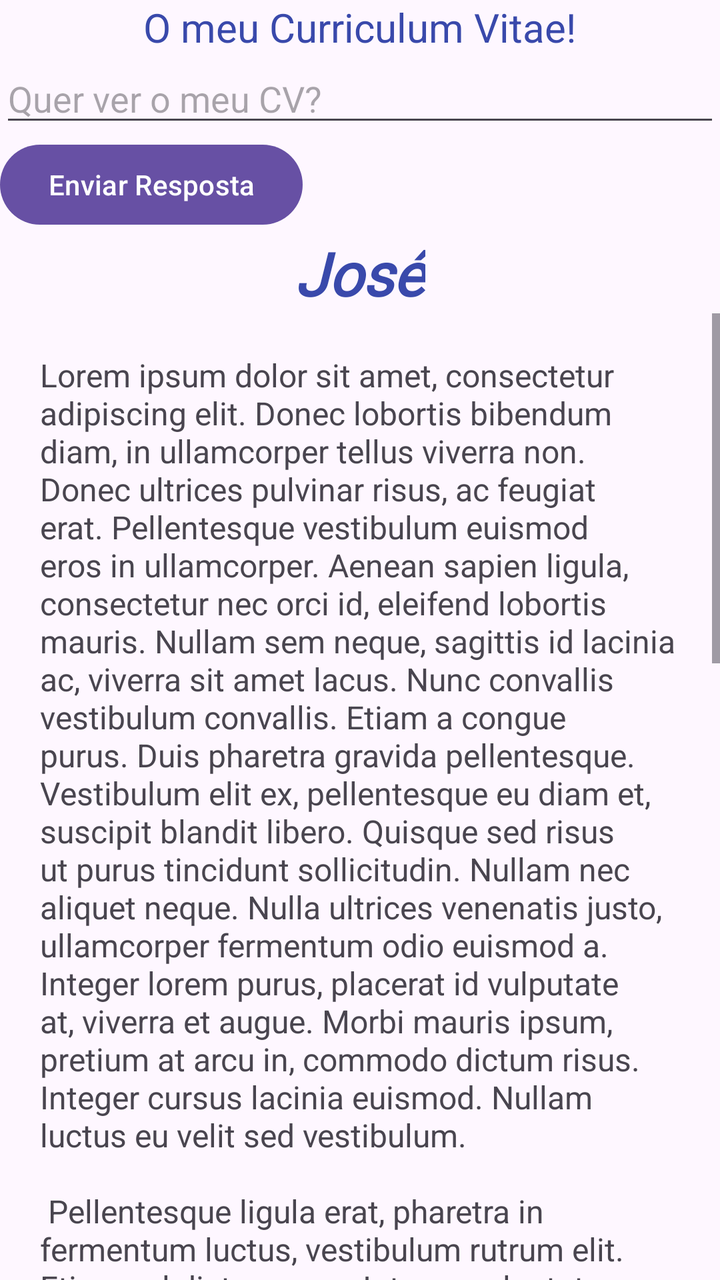
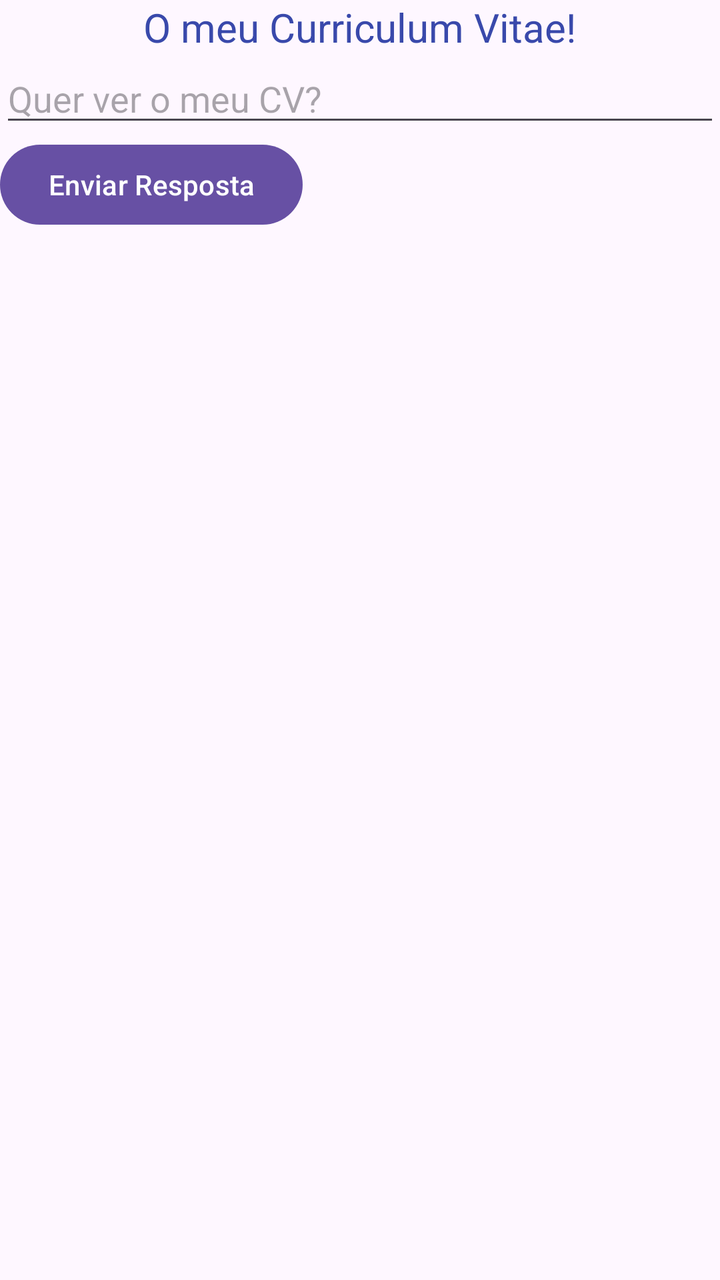

Two renders of the same Android screen: before a commit and after it. Below are the layout's source before the change and the commit's diff.
<!-- AndroidManifest.xml: application theme Theme.MyCurriculumVitae -->
<!-- res/layout/activity_main.xml -->
<?xml version="1.0" encoding="utf-8"?>
<LinearLayout
    xmlns:android="http://schemas.android.com/apk/res/android"
    xmlns:tools="http://schemas.android.com/tools"
    android:id="@+id/main"
    android:layout_width="match_parent"
    android:layout_height="match_parent"
    android:orientation="vertical"
    tools:context=".MainActivity">

    <TextView
        android:layout_width="wrap_content"
        android:layout_height="wrap_content"
        android:text="@string/app_name"
        android:layout_gravity="center_horizontal"
        android:textSize="20sp"
        android:textColor="@color/blue"
 />

    <EditText
        android:id="@+id/editTextText"
        android:layout_width="match_parent"
        android:layout_height="wrap_content"
        android:ems="10"
        android:inputType="text"
        android:text=""
        android:hint="@string/hint_textbox"/>

    <Button
        android:id="@+id/button"
        android:layout_width="wrap_content"
        android:layout_height="wrap_content"
        android:text="@string/bt_text" />

    <TextView
        android:layout_width="wrap_content"
        android:layout_height="wrap_content"
        android:layout_gravity="center_horizontal"
        android:fontFamily="@font/abril_fatface"
        android:text="José"
        android:textColor="@color/blue"
        android:textSize="30sp"
        android:textStyle="bold|italic" />


    <ScrollView
        android:layout_width="match_parent"
        android:layout_height="match_parent">

        <LinearLayout
            android:layout_width="match_parent"
            android:layout_height="wrap_content"
            android:orientation="vertical" >

            <TextView
                android:layout_width="wrap_content"
                android:layout_height="wrap_content"
                android:text="@string/txt_my_cv"
                android:textSize="16sp"
                android:padding="20dp"
                />


        </LinearLayout>
    </ScrollView>



</LinearLayout>
<!-- resources referenced by this layout -->
<resources>
  <color name="blue">#3949AB</color>
  <string name="app_name">O meu Curriculum Vitae!</string>
  <string name="bt_text">Enviar Resposta</string>
  <string name="hint_textbox">Quer ver o meu CV?</string>
  <string name="txt_my_cv"> Lorem ipsum dolor sit amet, consectetur adipiscing elit. Donec lobortis bibendum diam, in ullamcorper tellus viverra non. Donec ultrices pulvinar risus, ac feugiat erat. Pellentesque vestibulum euismod eros in ullamcorper. Aenean sapien ligula, consectetur nec orci id, eleifend lobortis mauris. Nullam sem neque, sagittis id lacinia ac, viverra sit amet lacus. Nunc convallis vestibulum convallis. Etiam a congue purus. Duis pharetra gravida pellentesque. Vestibulum elit ex, pellentesque eu diam et, suscipit blandit libero. Quisque sed risus ut purus tincidunt sollicitudin. Nullam nec aliquet neque. Nulla ultrices venenatis justo, ullamcorper fermentum odio euismod a. Integer lorem purus, placerat id vulputate at, viverra et augue. Morbi mauris ipsum, pretium at arcu in, commodo dictum risus. Integer cursus lacinia euismod. Nullam luctus eu velit sed vestibulum.
  \n\n
  Pellentesque ligula erat, pharetra in fermentum luctus, vestibulum rutrum elit. Etiam vel dictum eros. Integer vulputate tortor quis augue facilisis, ac mattis velit porta. Fusce rhoncus dui lacus, quis sagittis enim mattis id. Sed et tincidunt ipsum. Aliquam egestas pretium dui non gravida. Ut tincidunt ipsum at neque faucibus finibus. Suspendisse non lorem placerat, convallis ipsum et, laoreet sapien. Phasellus eget tortor eu urna cursus dictum. Nulla nec tincidunt ipsum. Fusce condimentum ante nec ex fringilla, consequat lobortis lacus cursus.
  \n\n
  Sed pellentesque, mauris ac tincidunt facilisis, lectus augue porta tortor, at maximus nibh sapien sed justo. Phasellus blandit ipsum tristique, aliquet tellus ut, hendrerit libero. Nam ac lacinia enim. Aliquam eget mi augue. Maecenas risus eros, sodales ac lobortis nec, vestibulum eget tellus. Sed mollis sem blandit, condimentum lorem at, ornare tellus. Phasellus quam sapien, sodales in diam sit amet, porttitor faucibus est. Suspendisse efficitur, ligula a placerat pharetra, est est auctor nunc, sit amet posuere nisi ligula eget leo. Nullam facilisis dapibus mauris sed accumsan. Ut maximus commodo lorem, sed finibus leo mollis et. Etiam velit ante, egestas et nisi eu, fermentum vehicula lacus. Proin venenatis elementum velit fringilla tincidunt.
  \n\n
  Ut tempus urna nec hendrerit finibus. Suspendisse pretium leo at felis hendrerit luctus. Sed rhoncus, quam eget commodo aliquet, mi ex fermentum mi, vitae auctor ante elit eu dui. Mauris ac tortor molestie, tristique arcu in, luctus odio. Morbi auctor semper scelerisque. Donec fermentum erat non velit tincidunt commodo. Mauris risus odio, tristique eget suscipit id, tincidunt luctus diam. In feugiat iaculis ante at sagittis. </string>
  <style name="Theme.MyCurriculumVitae" parent="Base.Theme.MyCurriculumVitae" />
  <style name="Base.Theme.MyCurriculumVitae" parent="Theme.Material3.DayNight.NoActionBar">
          
          
      </style>
</resources>

<!-- the commit's change to res/layout/activity_main.xml (unified diff, before → after) -->
@@ -33,6 +33,7 @@
         android:text="@string/bt_text" />
 
     <TextView
+        android:id="@+id/my_name"
         android:layout_width="wrap_content"
         android:layout_height="wrap_content"
         android:layout_gravity="center_horizontal"
@@ -40,7 +41,9 @@
         android:text="José"
         android:textColor="@color/blue"
         android:textSize="30sp"
-        android:textStyle="bold|italic" />
+        android:textStyle="bold|italic"
+        android:visibility="gone"
+        />
 
 
     <ScrollView
@@ -48,9 +51,12 @@
         android:layout_height="match_parent">
 
         <LinearLayout
+            android:id="@+id/show_my_cv"
             android:layout_width="match_parent"
             android:layout_height="wrap_content"
-            android:orientation="vertical" >
+            android:orientation="vertical"
+            android:visibility="gone"
+            >
 
             <TextView
                 android:layout_width="wrap_content"
